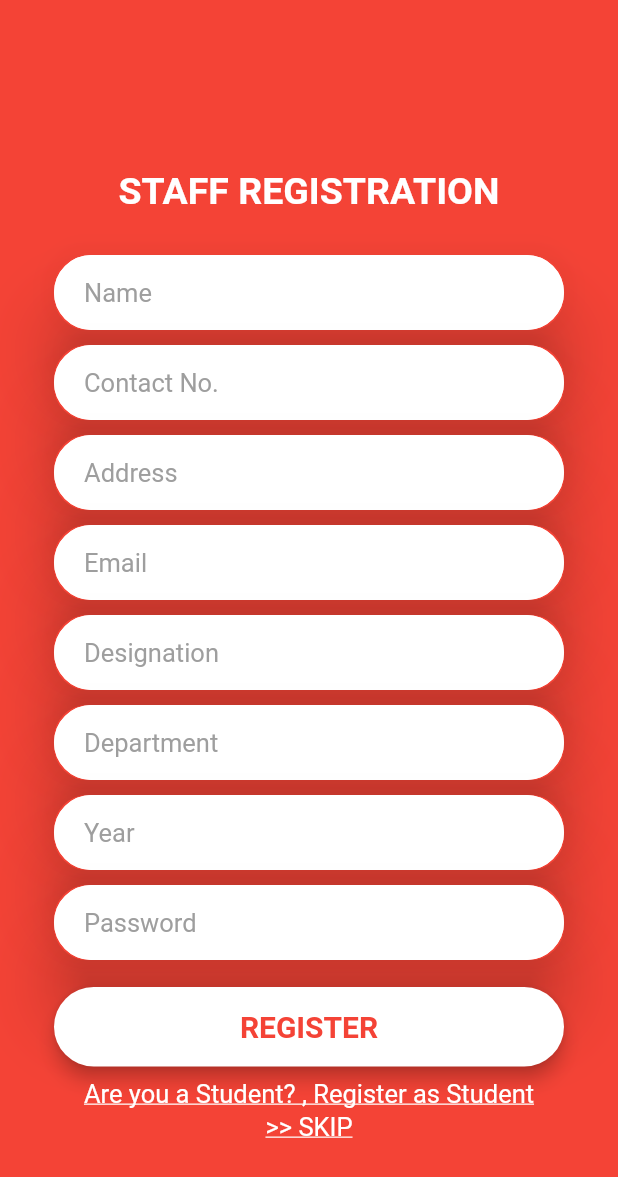
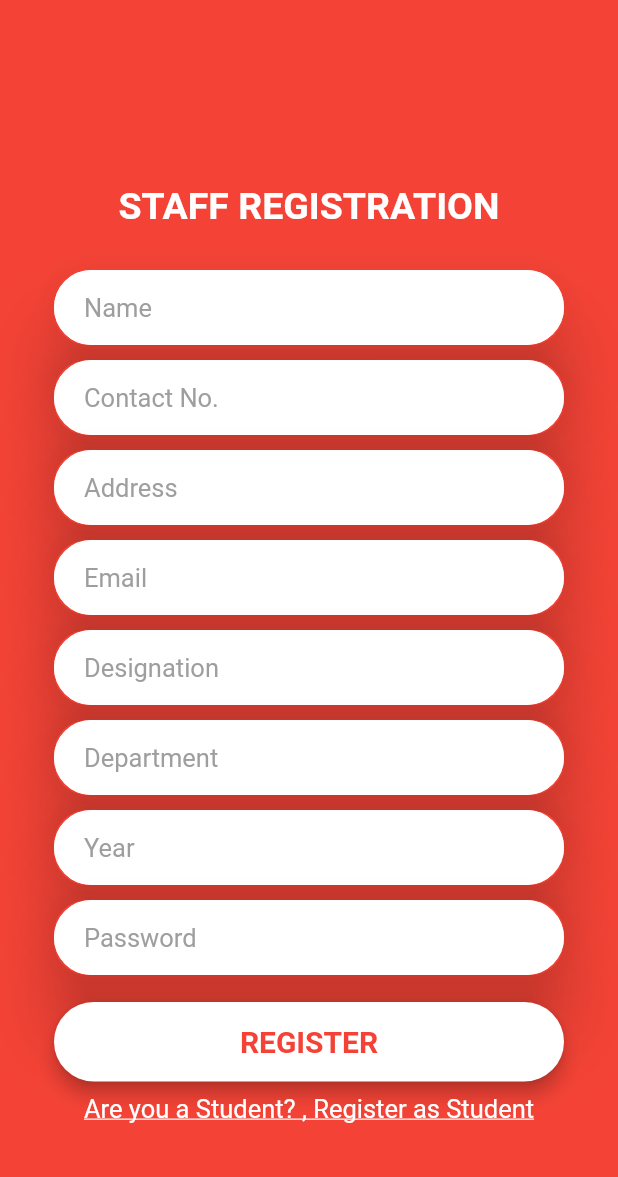
Before and after one commit to roohaani786/staffui, a Flutter app: the MyHomePage screen opened directly, after a tap on "Are you from Staff? , Register as Staff", on a phone screen of 412 x 824 dp. Shown: the top 1177 px of the screen. Run offline on Flutter 3.47's test engine with Material 2 defaults, Android fonts, the phone set to English and light mode, and no system bars; Roboto replaces fonts that are missing (Montserrat).

Commit message:
Added UI changes

```diff
--- a/lib/Login.dart
+++ b/lib/Login.dart
@@ -432,7 +432,7 @@ class _LoginPageState extends State<LoginPage> {
                     onTap: () {
                       Navigator.push(
                         context,
-                        MaterialPageRoute(builder: (context) => Login()),
+                        MaterialPageRoute(builder: (context) => MyHomePage()),
                       );
                     },
                     child: new Text("Are you a Student? , Register as Student",
@@ -446,20 +446,20 @@ class _LoginPageState extends State<LoginPage> {
                   Padding(padding: EdgeInsets.only(top: 2.0)),
 
 
-                  new GestureDetector(
-//                    onTap: () {
-//                      Navigator.push(
-//                        context,
-//                        MaterialPageRoute(builder: (context) => Dashboard()),
-//                      );
-//                    },
-                    child: new Text(">> SKIP",
-                      style: TextStyle(
-                        color: Colors.white,
-                        decoration: TextDecoration.underline,
-                        fontSize: 17.0,
-                      ),),
-                  ),
+//                  new GestureDetector(
+////                    onTap: () {
+////                      Navigator.push(
+////                        context,
+////                        MaterialPageRoute(builder: (context) => Dashboard()),
+////                      );
+////                    },
+//                    child: new Text(">> SKIP",
+//                      style: TextStyle(
+//                        color: Colors.white,
+//                        decoration: TextDecoration.underline,
+//                        fontSize: 17.0,
+//                      ),),
+//                  ),
 
 
                 ],
--- a/lib/main.dart
+++ b/lib/main.dart
@@ -440,20 +440,20 @@ class _MyHomePageState extends State<MyHomePage> {
                     Padding(padding: EdgeInsets.only(top: 2.0)),
 
 
-                    new GestureDetector(
-//                      onTap: () {
-//                        Navigator.push(
-//                          context,
-//                          MaterialPageRoute(builder: (context) => Dashboard()),
-//                        );
-//                      },
-                      child: new Text(">> SKIP",
-                        style: TextStyle(
-                          color: Colors.white,
-                          decoration: TextDecoration.underline,
-                          fontSize: 17.0,
-                        ),),
-                    ),
+//                    new GestureDetector(
+////                      onTap: () {
+////                        Navigator.push(
+////                          context,
+////                          MaterialPageRoute(builder: (context) => Dashboard()),
+////                        );
+////                      },
+//                      child: new Text(">> SKIP",
+//                        style: TextStyle(
+//                          color: Colors.white,
+//                          decoration: TextDecoration.underline,
+//                          fontSize: 17.0,
+//                        ),),
+//                    ),
                   ],
                 ),
               ),
```
